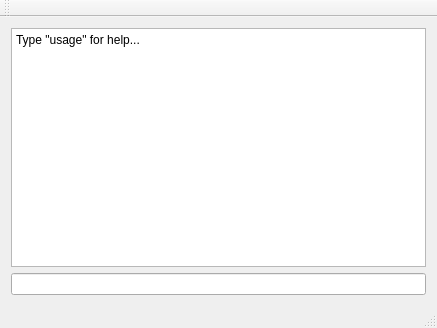
Old version of the form mainwindow.ui in the repository koalakoker/resParser.
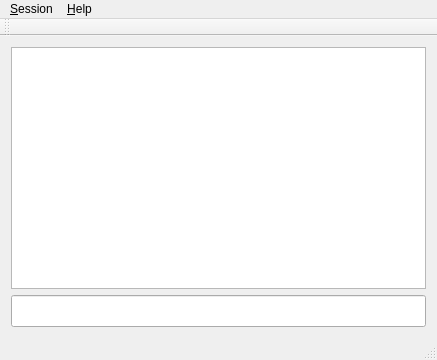
New version of the form. Custom widgets are drawn as their Qt base class.

```diff
--- a/mainwindow.ui
+++ b/mainwindow.ui
@@ -7,7 +7,7 @@
     <x>0</x>
     <y>0</y>
     <width>437</width>
-    <height>328</height>
+    <height>360</height>
    </rect>
   </property>
   <property name="windowTitle">
@@ -21,13 +21,23 @@
        <enum>Qt::ClickFocus</enum>
       </property>
       <property name="plainText">
-       <string>Type &quot;usage&quot; for help...
-</string>
+       <string/>
       </property>
      </widget>
     </item>
     <item>
      <widget class="HystoryLineEdit" name="line_input">
+      <property name="baseSize">
+       <size>
+        <width>0</width>
+        <height>0</height>
+       </size>
+      </property>
+      <property name="font">
+       <font>
+        <pointsize>15</pointsize>
+       </font>
+      </property>
       <property name="focusPolicy">
        <enum>Qt::StrongFocus</enum>
       </property>
@@ -41,9 +51,24 @@
      <x>0</x>
      <y>0</y>
      <width>437</width>
-     <height>21</height>
+     <height>29</height>
     </rect>
    </property>
+   <widget class="QMenu" name="menu_Session">
+    <property name="title">
+     <string>&amp;Session</string>
+    </property>
+    <addaction name="action_Load"/>
+    <addaction name="action_Save"/>
+   </widget>
+   <widget class="QMenu" name="menuHelp">
+    <property name="title">
+     <string>&amp;Help</string>
+    </property>
+    <addaction name="actionAbout"/>
+   </widget>
+   <addaction name="menu_Session"/>
+   <addaction name="menuHelp"/>
   </widget>
   <widget class="QToolBar" name="mainToolBar">
    <attribute name="toolBarArea">
```
Left out of the diff: 15 changed lines with no effect on the pictures.
